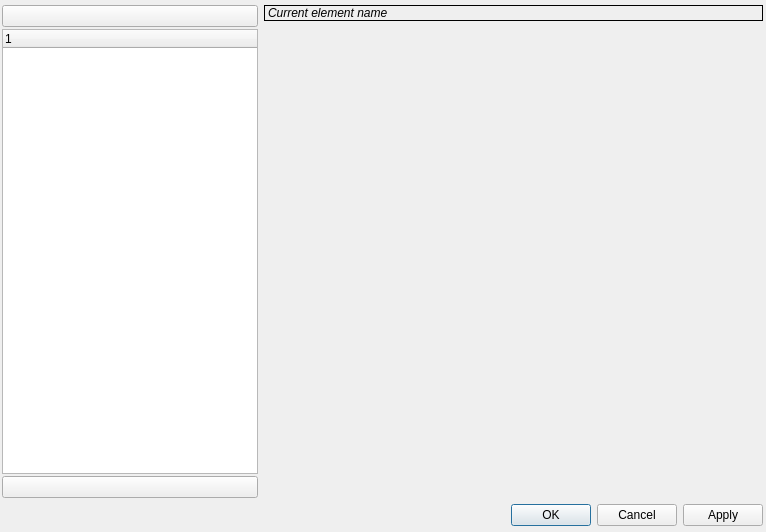
Before: the Qt Designer form src/ui/propertiesdialog.ui in Ichthyostega/Canorus-debxxx, drawn with Qt 5.
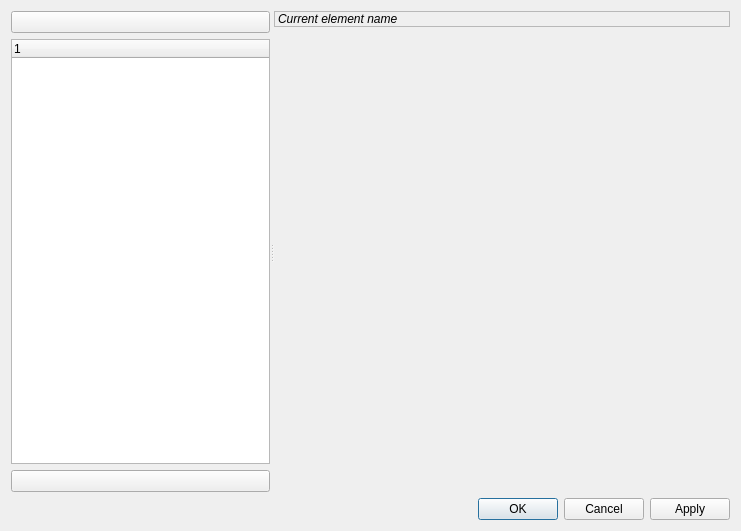
After: the same form once the commit is applied. Icons and pictures are not drawn.

Patch:
```diff
--- a/src/ui/propertiesdialog.ui
+++ b/src/ui/propertiesdialog.ui
@@ -1,37 +1,41 @@
 <ui version="4.0" >
  <class>uiPropertiesDialog</class>
- <widget class="QDialog" name="uiPropertiesDialog" >
-  <property name="geometry" >
+ <widget class="QDialog" name="uiPropertiesDialog">
+  <property name="geometry">
    <rect>
     <x>0</x>
     <y>0</y>
-    <width>766</width>
-    <height>532</height>
+    <width>741</width>
+    <height>531</height>
    </rect>
   </property>
   <property name="windowTitle" >
    <string>Properties</string>
   </property>
-  <widget class="QWidget" name="layoutWidget" >
-   <property name="geometry" >
-    <rect>
-     <x>2</x>
-     <y>5</y>
-     <width>761</width>
-     <height>521</height>
-    </rect>
-   </property>
-   <layout class="QVBoxLayout" >
-    <item>
-     <layout class="QHBoxLayout" >
-      <item>
-       <layout class="QVBoxLayout" >
-        <property name="spacing" >
-         <number>2</number>
-        </property>
+  <layout class="QGridLayout" name="gridLayout">
+   <item row="2" column="0">
+    <widget class="QDialogButtonBox" name="uiButtonBox">
+     <property name="orientation">
+      <enum>Qt::Horizontal</enum>
+     </property>
+     <property name="standardButtons">
+      <set>QDialogButtonBox::Apply|QDialogButtonBox::Cancel|QDialogButtonBox::Ok</set>
+     </property>
+    </widget>
+   </item>
+   <item row="1" column="0">
+    <widget class="QSplitter" name="splitter">
+     <property name="orientation">
+      <enum>Qt::Horizontal</enum>
+     </property>
+     <widget class="QWidget" name="layoutWidget">
+      <layout class="QVBoxLayout">
+       <property name="spacing">
+        <number>6</number>
+       </property>
         <item>
-         <widget class="QPushButton" name="uiUp" >
-          <property name="toolTip" >
+        <widget class="QPushButton" name="uiUp">
+         <property name="toolTip">
            <string>Move up</string>
           </property>
           <property name="icon" >
@@ -40,14 +44,8 @@
          </widget>
         </item>
         <item>
-         <widget class="QTreeWidget" name="uiDocumentTree" >
-          <property name="sizePolicy" >
-           <sizepolicy vsizetype="Expanding" hsizetype="Preferred" >
-            <horstretch>0</horstretch>
-            <verstretch>0</verstretch>
-           </sizepolicy>
-          </property>
-          <property name="columnCount" >
+        <widget class="QTreeWidget" name="uiDocumentTree">
+         <property name="columnCount">
            <number>1</number>
           </property>
           <column>
@@ -58,8 +56,8 @@
          </widget>
         </item>
         <item>
-         <widget class="QPushButton" name="uiDown" >
-          <property name="toolTip" >
+        <widget class="QPushButton" name="uiDown">
+         <property name="toolTip">
            <string>Move down</string>
           </property>
           <property name="icon" >
@@ -68,12 +66,15 @@
          </widget>
         </item>
        </layout>
-      </item>
+     </widget>
+     <widget class="QWidget" name="layoutWidget">
+      <layout class="QVBoxLayout">
+       <property name="spacing">
+        <number>2</number>
+       </property>
       <item>
-       <layout class="QVBoxLayout" >
-        <item>
-         <widget class="QLabel" name="uiElementName" >
-          <property name="maximumSize" >
+        <widget class="QLabel" name="uiElementName">
+         <property name="maximumSize">
            <size>
             <width>16777215</width>
             <height>25</height>
@@ -86,10 +87,10 @@
             <bold>false</bold>
            </font>
           </property>
-          <property name="frameShape" >
-           <enum>QFrame::Box</enum>
-          </property>
-          <property name="frameShadow" >
+         <property name="frameShape">
+          <enum>QFrame::StyledPanel</enum>
+         </property>
+         <property name="frameShadow">
            <enum>QFrame::Plain</enum>
           </property>
           <property name="text" >
@@ -98,31 +99,26 @@
          </widget>
         </item>
         <item>
-         <widget class="QStackedWidget" name="uiPropertiesWidget" >
-          <property name="sizePolicy" >
-           <sizepolicy vsizetype="Preferred" hsizetype="Expanding" >
+        <widget class="QStackedWidget" name="uiPropertiesWidget">
+         <property name="sizePolicy">
+          <sizepolicy hsizetype="Minimum" vsizetype="Preferred">
             <horstretch>0</horstretch>
             <verstretch>0</verstretch>
            </sizepolicy>
           </property>
+         <property name="minimumSize">
+          <size>
+           <width>450</width>
+           <height>0</height>
+          </size>
+         </property>
          </widget>
         </item>
        </layout>
-      </item>
-     </layout>
-    </item>
-    <item>
-     <widget class="QDialogButtonBox" name="uiButtonBox" >
-      <property name="orientation" >
-       <enum>Qt::Horizontal</enum>
-      </property>
-      <property name="standardButtons" >
-       <set>QDialogButtonBox::Apply|QDialogButtonBox::Cancel|QDialogButtonBox::NoButton|QDialogButtonBox::Ok</set>
-      </property>
      </widget>
-    </item>
-   </layout>
-  </widget>
+    </widget>
+   </item>
+  </layout>
  </widget>
  <resources/>
  <connections>
```
Left out of the diff: 29 changed lines with no effect on the pictures. Lines whose indentation alone changed are shown as unchanged.
